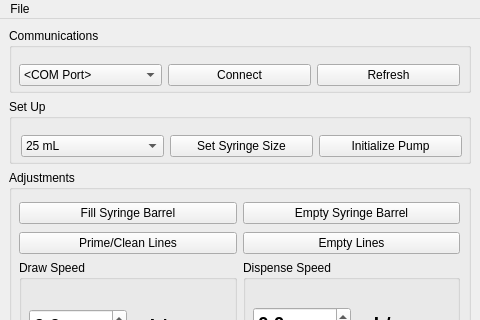
Wyss/automated-chromatography, file Wash_GUI/mainwindow.ui: the form before one commit; both pictures show x 0 to 480 and y 0 to 320 of the 480 by 800 pixel window.
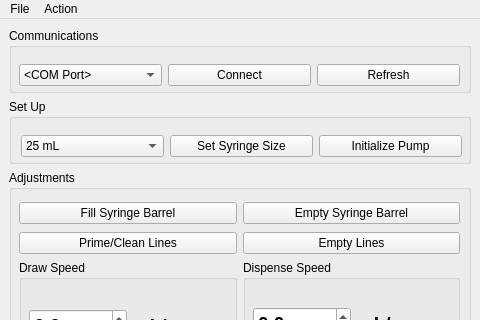
The form after the commit. Icons and pictures are not drawn.

Commit message:
Reconnect And Init keyboard & menu item
- In Wash_GUI.py & octasome_gui.py:
-- Added reconnectAndInit() functions to quickly disconnect, reconnect, set syringe size, and initialize
-- New menu ACTION
-- Reconnect & Init added to ACTION menu, CTRL+R
-- Emergency Stop pump moved to ACTION, XTRL+X
- octasome_gui.py
-- deleted old commented-out stuff
Closes #37

What changed in the file:
```diff
--- a/Wash_GUI/mainwindow.ui
+++ b/Wash_GUI/mainwindow.ui
@@ -924,7 +924,15 @@
     <addaction name="separator"/>
     <addaction name="actionQuit"/>
    </widget>
+   <widget class="QMenu" name="menuActions">
+    <property name="title">
+     <string>Action</string>
+    </property>
+    <addaction name="actionEmergStop"/>
+    <addaction name="actionReconnectInit"/>
+   </widget>
    <addaction name="menuFile"/>
+   <addaction name="menuActions"/>
   </widget>
   <widget class="QStatusBar" name="statusbar"/>
   <action name="actionQuit">
```
Left out of the diff: 12 changed lines with no effect on the pictures. The commit also changes 5 other files.
